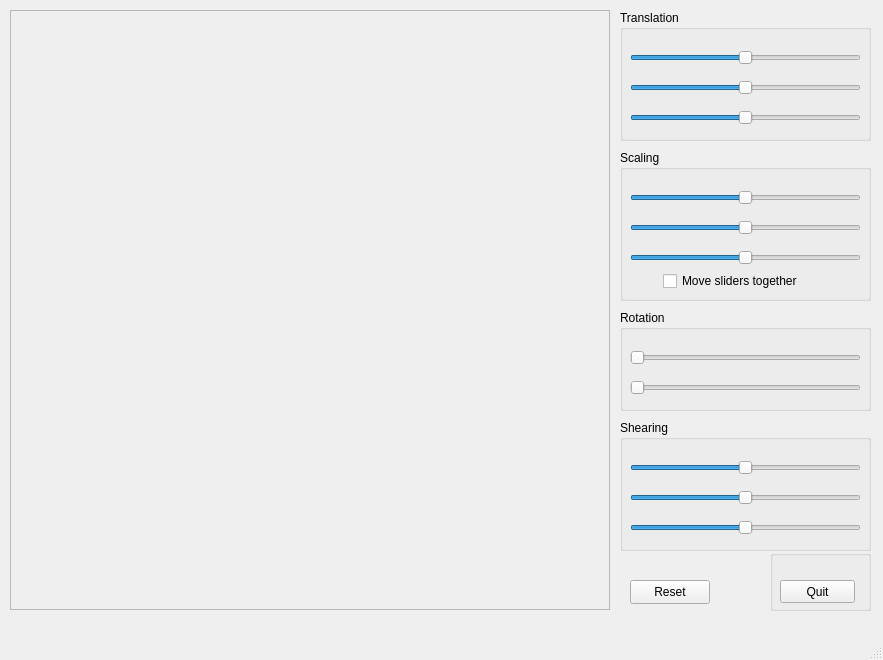
jasienieckih/lgim8, file mywindow.ui: the form before one commit.
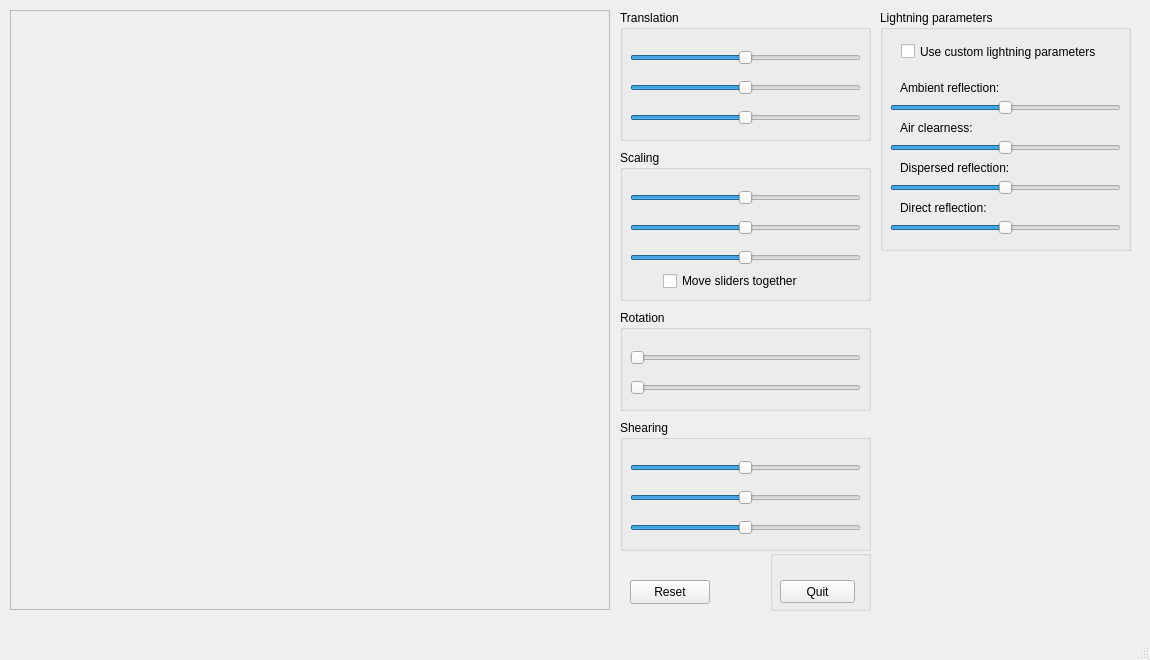
The form after the commit.

Commit message: Add custom lightning to the interface

```diff
--- a/mywindow.ui
+++ b/mywindow.ui
@@ -6,7 +6,7 @@
    <rect>
     <x>0</x>
     <y>0</y>
-    <width>883</width>
+    <width>1150</width>
     <height>660</height>
    </rect>
   </property>
@@ -394,6 +394,160 @@
      <string>Reset</string>
     </property>
    </widget>
+   <widget class="QGroupBox" name="lightningGroupBox">
+    <property name="geometry">
+     <rect>
+      <x>880</x>
+      <y>10</y>
+      <width>251</width>
+      <height>241</height>
+     </rect>
+    </property>
+    <property name="title">
+     <string>Lightning parameters</string>
+    </property>
+    <widget class="QCheckBox" name="customLightCheckBox">
+     <property name="geometry">
+      <rect>
+       <x>21</x>
+       <y>30</y>
+       <width>221</width>
+       <height>23</height>
+      </rect>
+     </property>
+     <property name="text">
+      <string>Use custom lightning parameters</string>
+     </property>
+    </widget>
+    <widget class="QSlider" name="ambientReflectionSlider">
+     <property name="geometry">
+      <rect>
+       <x>10</x>
+       <y>90</y>
+       <width>231</width>
+       <height>16</height>
+      </rect>
+     </property>
+     <property name="maximum">
+      <number>2000</number>
+     </property>
+     <property name="value">
+      <number>1000</number>
+     </property>
+     <property name="orientation">
+      <enum>Qt::Horizontal</enum>
+     </property>
+    </widget>
+    <widget class="QLabel" name="label">
+     <property name="geometry">
+      <rect>
+       <x>20</x>
+       <y>70</y>
+       <width>221</width>
+       <height>16</height>
+      </rect>
+     </property>
+     <property name="text">
+      <string>Ambient reflection:</string>
+     </property>
+    </widget>
+    <widget class="QLabel" name="label_2">
+     <property name="geometry">
+      <rect>
+       <x>20</x>
+       <y>110</y>
+       <width>221</width>
+       <height>16</height>
+      </rect>
+     </property>
+     <property name="text">
+      <string>Air clearness:</string>
+     </property>
+    </widget>
+    <widget class="QSlider" name="airClearnessSlider">
+     <property name="geometry">
+      <rect>
+       <x>10</x>
+       <y>130</y>
+       <width>231</width>
+       <height>16</height>
+      </rect>
+     </property>
+     <property name="maximum">
+      <number>2000</number>
+     </property>
+     <property name="value">
+      <number>1000</number>
+     </property>
+     <property name="orientation">
+      <enum>Qt::Horizontal</enum>
+     </property>
+    </widget>
+    <widget class="QLabel" name="label_3">
+     <property name="geometry">
+      <rect>
+       <x>20</x>
+       <y>150</y>
+       <width>221</width>
+       <height>16</height>
+      </rect>
+     </property>
+     <property name="text">
+      <string>Dispersed reflection:</string>
+     </property>
+    </widget>
+    <widget class="QSlider" name="dispersedReflectionSlider">
+     <property name="geometry">
+      <rect>
+       <x>10</x>
+       <y>170</y>
+       <width>231</width>
+       <height>16</height>
+      </rect>
+     </property>
+     <property name="maximum">
+      <number>2000</number>
+     </property>
+     <property name="value">
+      <number>1000</number>
+     </property>
+     <property name="orientation">
+      <enum>Qt::Horizontal</enum>
+     </property>
+    </widget>
+    <widget class="QLabel" name="label_4">
+     <property name="geometry">
+      <rect>
+       <x>20</x>
+       <y>190</y>
+       <width>221</width>
+       <height>16</height>
+      </rect>
+     </property>
+     <property name="text">
+      <string>Direct reflection:</string>
+     </property>
+    </widget>
+    <widget class="QSlider" name="directReflectionSlider">
+     <property name="geometry">
+      <rect>
+       <x>10</x>
+       <y>210</y>
+       <width>231</width>
+       <height>16</height>
+      </rect>
+     </property>
+     <property name="maximum">
+      <number>2000</number>
+     </property>
+     <property name="value">
+      <number>1000</number>
+     </property>
+     <property name="orientation">
+      <enum>Qt::Horizontal</enum>
+     </property>
+    </widget>
+   </widget>
   </widget>
   <widget class="QMenuBar" name="menuBar">
    <property name="geometry">
```
Left out of the diff: 2 changed lines with no effect on the pictures. The commit also changes 2 other files.
